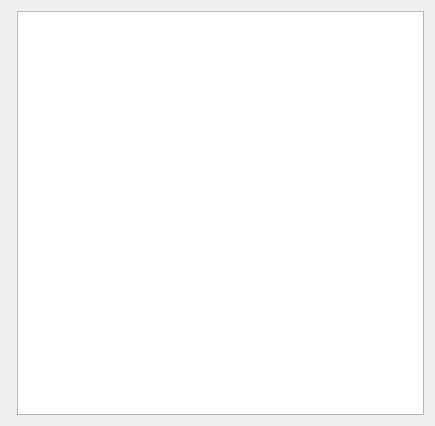
First picture: the form in plugins/Patches/DialogPatches.ui, repository TheCrazyT/edb-debugger, before the edit.
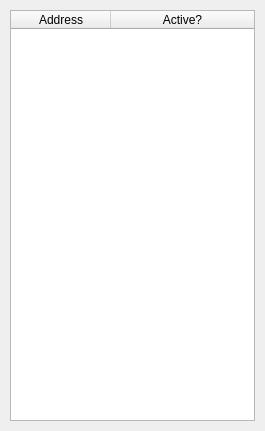
Second picture: the form after the edit.

The edit to the form file:
```diff
--- a/plugins/Patches/DialogPatches.ui
+++ b/plugins/Patches/DialogPatches.ui
@@ -6,25 +6,50 @@
    <rect>
     <x>0</x>
     <y>0</y>
-    <width>435</width>
-    <height>426</height>
+    <width>265</width>
+    <height>431</height>
    </rect>
   </property>
   <property name="windowTitle">
    <string>Dialog</string>
   </property>
-  <layout class="QFormLayout" name="formLayout_2">
-   <item row="0" column="1">
-    <widget class="QListWidget" name="listWidget">
-     <property name="sizePolicy">
-      <sizepolicy hsizetype="Expanding" vsizetype="Expanding">
-       <horstretch>1</horstretch>
-       <verstretch>1</verstretch>
-      </sizepolicy>
+  <layout class="QGridLayout" name="gridLayout">
+   <property name="margin">
+    <number>10</number>
+   </property>
+   <item row="0" column="0">
+    <widget class="QTableWidget" name="tableWidget">
+     <property name="editTriggers">
+      <set>QAbstractItemView::NoEditTriggers</set>
      </property>
-     <property name="autoFillBackground">
+     <property name="showDropIndicator" stdset="0">
       <bool>false</bool>
      </property>
+     <property name="dragDropOverwriteMode">
+      <bool>false</bool>
+     </property>
+     <property name="selectionMode">
+      <enum>QAbstractItemView::SingleSelection</enum>
+     </property>
+     <property name="selectionBehavior">
+      <enum>QAbstractItemView::SelectRows</enum>
+     </property>
+     <attribute name="horizontalHeaderStretchLastSection">
+      <bool>true</bool>
+     </attribute>
+     <attribute name="verticalHeaderStretchLastSection">
+      <bool>false</bool>
+     </attribute>
+     <column>
+      <property name="text">
+       <string>Address</string>
+      </property>
+     </column>
+     <column>
+      <property name="text">
+       <string>Active?</string>
+      </property>
+     </column>
     </widget>
    </item>
   </layout>
```
